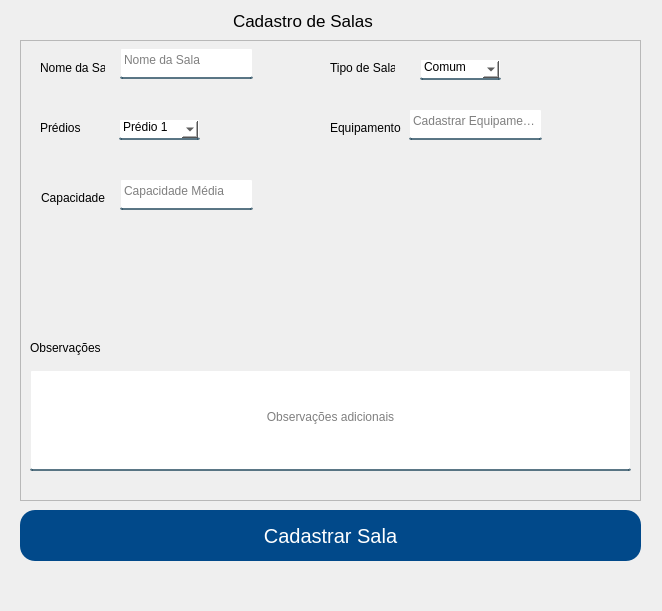
Senac-SOR-ADS/Mapa-de-Sala, file App/view/ui/cadastroSalas.ui: the form before one commit.
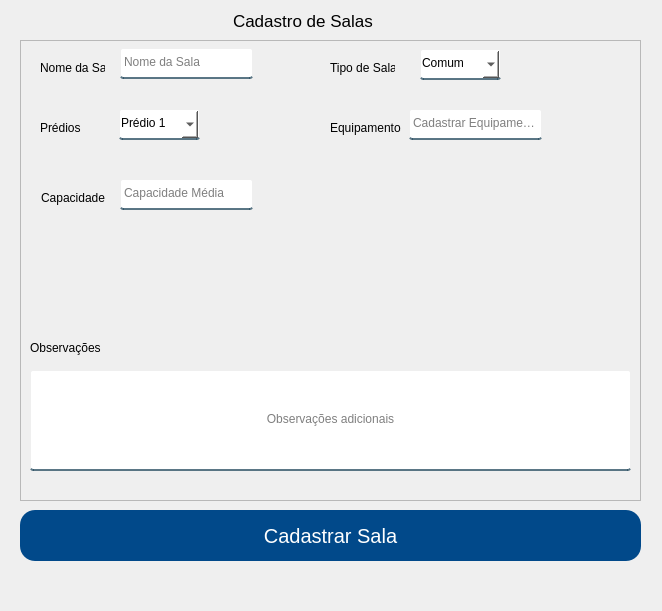
The form after the commit.

Patch:
```diff
--- a/App/view/ui/cadastroSalas.ui
+++ b/App/view/ui/cadastroSalas.ui
@@ -17,10 +17,10 @@
    <string notr="true">QLineEdit, QComboBox {
 	background-color: white;
 	border:2px solid rgba(0,0,0,0);
-	border-radius: 2px;
+	border-radius: 3px;
 	border-bottom-color:rgba(46,82,101,200);
 	color:rgb(0,0,0);
-	padding-bottom:7px;
+	padding-bottom:3px;
 }
 
 #cadastrarSala {
@@ -168,16 +168,16 @@
     <property name="geometry">
      <rect>
       <x>99</x>
-      <y>79</y>
+      <y>69</y>
       <width>81</width>
-      <height>21</height>
+      <height>31</height>
      </rect>
     </property>
     <property name="cursor">
      <cursorShape>PointingHandCursor</cursorShape>
     </property>
     <property name="editable">
-     <bool>true</bool>
+     <bool>false</bool>
     </property>
     <property name="currentText">
      <string notr="true">Prédio 1</string>
@@ -213,16 +213,16 @@
     <property name="geometry">
      <rect>
       <x>400</x>
-      <y>19</y>
+      <y>9</y>
       <width>81</width>
-      <height>21</height>
+      <height>31</height>
      </rect>
     </property>
     <property name="cursor">
      <cursorShape>PointingHandCursor</cursorShape>
     </property>
     <property name="editable">
-     <bool>true</bool>
+     <bool>false</bool>
     </property>
     <property name="currentText">
      <string>Comum</string>
```
